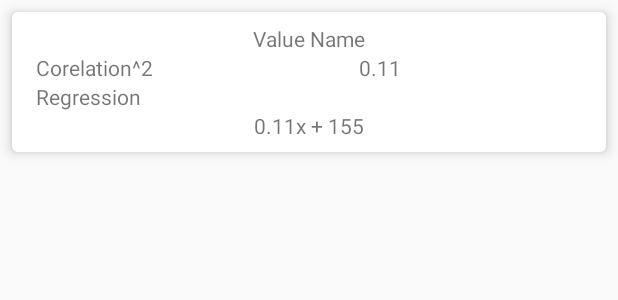
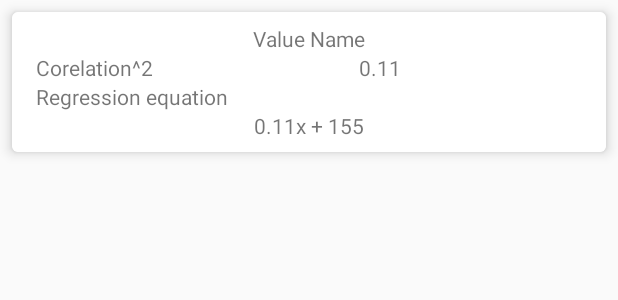
Before and after one commit to LukianBat/example, an Android app: the layout item_result.xml on its own in the app's theme, with its tools: preview values and no code run, on a phone screen of 412 x 824 dp. Shown: the top 300 px of the screen. Run offline under Robolectric (Android 15) with nearby library versions, the phone set to English and light mode, and no system bars.

Commit message:
"Regression equation"

```diff
--- a/app/src/main/res/values/strings.xml
+++ b/app/src/main/res/values/strings.xml
@@ -14,6 +14,6 @@
     <string name="result_item_name_string" translatable="false">Value Name</string>
     <string name="result_item_corel_string">Corelation^2</string>
     <string name="result_item_corel_value" translatable="false">0.11</string>
-    <string name="result_item_regress_string">Regression</string>
+    <string name="result_item_regress_string">Regression equation</string>
     <string name="result_item_regress_value" translatable="false">0.11x + 155</string>
 </resources>
```
Also changed, not shown: 1 other file.
